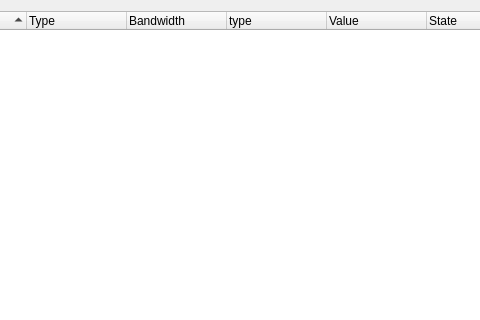
Before: the Qt Designer form resource/RcomponentWidget.ui in RobotnikAutomation/rqt_rcomponent, drawn with Qt 5; both pictures show x 85 to 565 and y 0 to 320 of the 731 by 421 pixel window.
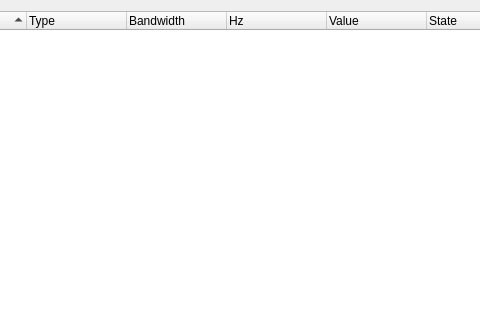
After: the same form once the commit is applied.

Commit message: corrected type in GUI. Second column 'type' is now 'Hz'

What changed in the file:
```diff
--- a/resource/RcomponentWidget.ui
+++ b/resource/RcomponentWidget.ui
@@ -48,7 +48,7 @@
      </column>
      <column>
       <property name="text">
-       <string>type</string>
+       <string>Hz</string>
       </property>
      </column>
      <column>
```
